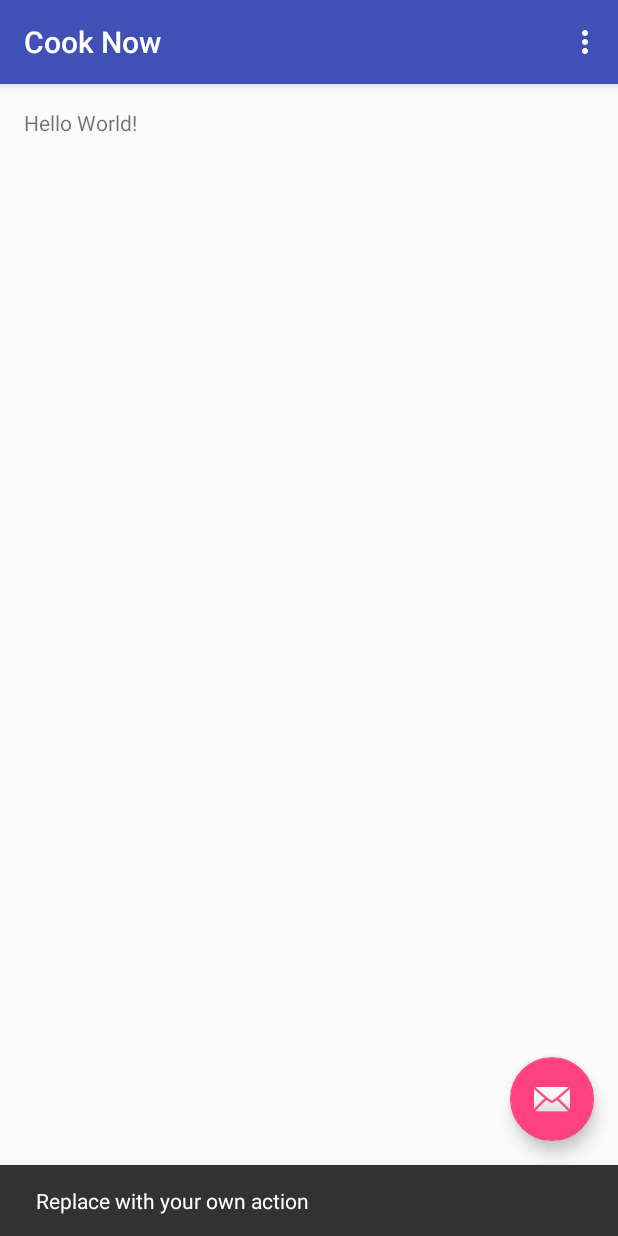
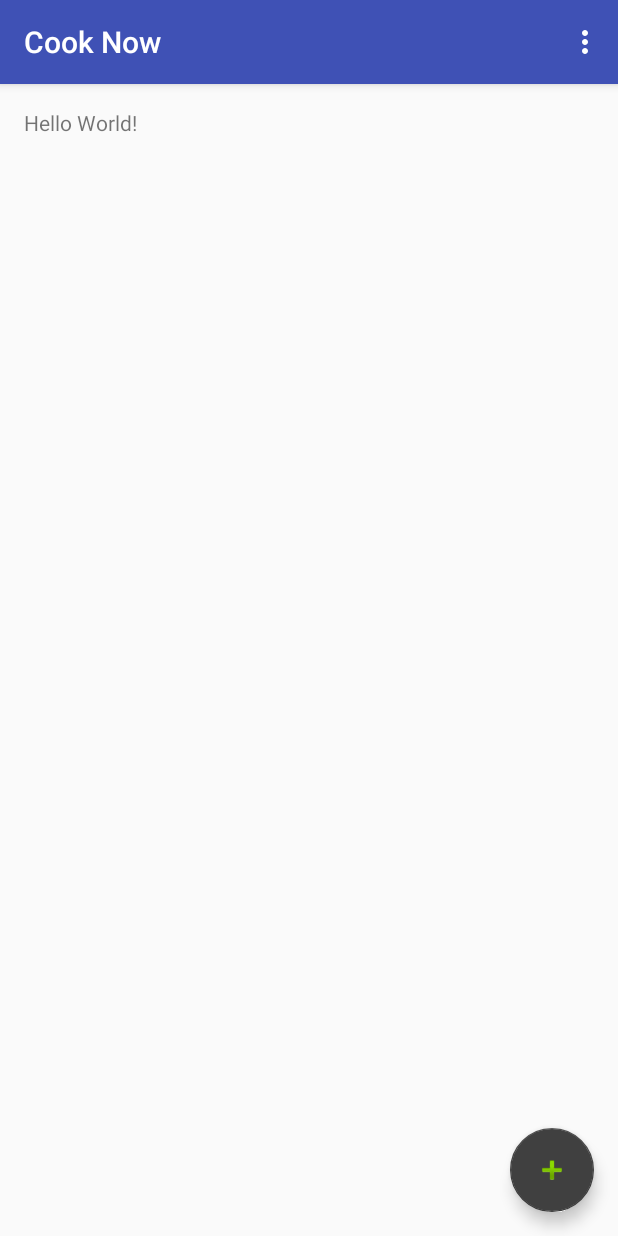
Before and after one commit to idonorchidinma/cooknow, an Android app: the screen it shows after launch (MainActivity), after a tap on an icon or button, on a phone screen of 412 x 824 dp. Run offline under Robolectric (Android 15) with nearby library versions, the light colour scheme and no system bars.

Commit message:
Revert "Added Android Studio Project"
This reverts commit 7fedad206c68a95829406bf17b953031646a0c93.

# Conflicts:
#	CookNow/.idea/.name
#	CookNow/.idea/copyright/profiles_settings.xml
#	CookNow/.idea/misc.xml
#	CookNow/app/src/main/java/MainActivity.java

```diff
--- a/CookNow/app/src/main/java/com/example/tony/cooknow/MainActivity.java
+++ b/CookNow/app/src/main/java/com/example/tony/cooknow/MainActivity.java
@@ -8,6 +8,7 @@ import android.support.v7.widget.Toolbar;
 import android.view.View;
 import android.view.Menu;
 import android.view.MenuItem;
+import android.widget.Toast;
 
 public class MainActivity extends AppCompatActivity {
 
@@ -22,8 +23,7 @@ public class MainActivity extends AppCompatActivity {
         fab.setOnClickListener(new View.OnClickListener() {
             @Override
             public void onClick(View view) {
-                Snackbar.make(view, "Replace with your own action", Snackbar.LENGTH_LONG)
-                        .setAction("Action", null).show();
+                Toast.makeText(MainActivity.this, "PLACEHOLDER for adding ingredient", Toast.LENGTH_LONG);
             }
         });
     }
--- a/CookNow/app/src/main/res/layout/activity_main.xml
+++ b/CookNow/app/src/main/res/layout/activity_main.xml
@@ -29,6 +29,6 @@
         android:layout_height="wrap_content"
         android:layout_gravity="bottom|end"
         android:layout_margin="@dimen/fab_margin"
-        android:src="@android:drawable/ic_dialog_email" />
+        android:src="@android:drawable/ic_input_add" />
 
 </android.support.design.widget.CoordinatorLayout>
--- a/CookNow/app/src/main/res/values/colors.xml
+++ b/CookNow/app/src/main/res/values/colors.xml
@@ -2,5 +2,5 @@
 <resources>
     <color name="colorPrimary">#3F51B5</color>
     <color name="colorPrimaryDark">#303F9F</color>
-    <color name="colorAccent">#FF4081</color>
+    <color name="colorAccent">#404040</color>
 </resources>
```
